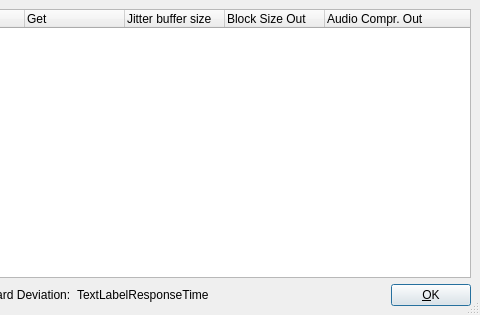
The window that src/llconserverdlgbase.ui (jamulussoftware/jamulus) describes before a commit, drawn with Qt 5; both pictures show x 285 to 765 and y 0 to 315 of the 765 by 315 pixel window.
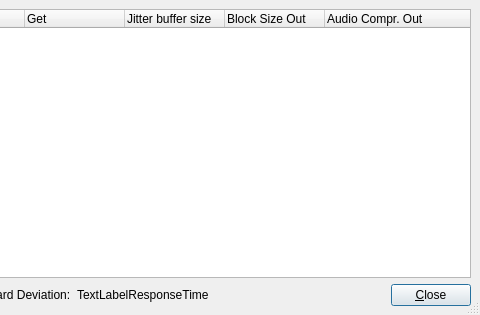
The same window after the commit. Icons and pictures are not drawn.

Commit message: preparation for buffer size change callback for audio interfaces, small fix in server GUI

```diff
--- a/src/llconserverdlgbase.ui
+++ b/src/llconserverdlgbase.ui
@@ -158,7 +158,7 @@
      <item>
       <widget class="QPushButton" name="buttonOk" >
        <property name="text" >
-        <string>&amp;OK</string>
+        <string>&amp;Close</string>
        </property>
        <property name="autoDefault" >
         <bool>true</bool>
```
The commit also changes 5 other files.
